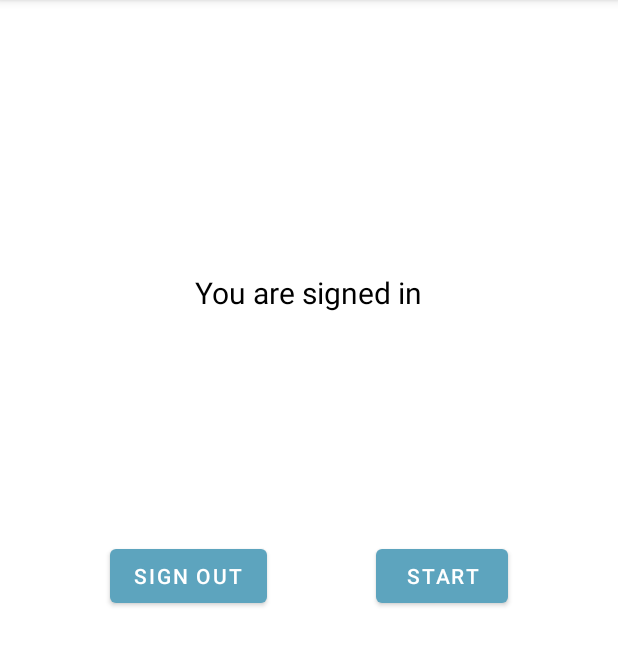
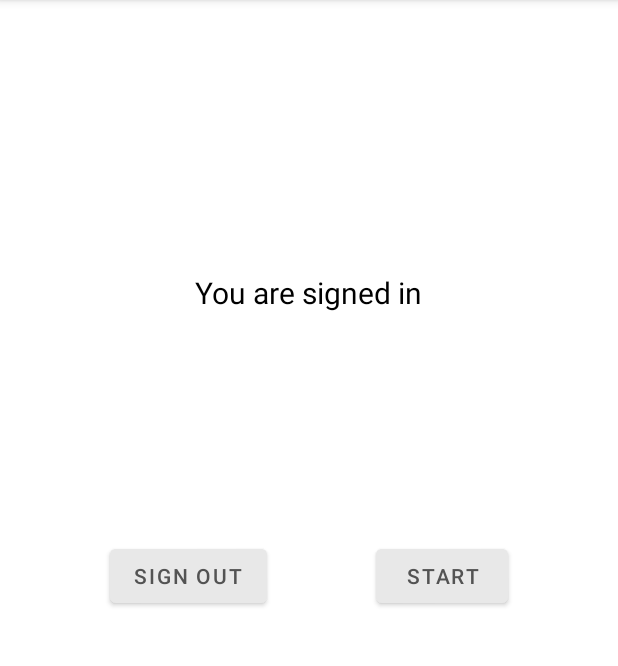
Before and after one commit to HayeonLee88/Guru2, an Android app: the screen it shows after launch once a user with an empty profile is signed in (HomeActivity), on a phone screen of 412 x 824 dp, the part 84-750 px from its top. Run offline under Robolectric (Android 15) with nearby library versions, the phone set to English and light mode, and no system bars; our stand-ins replace Firebase (no records; nobody signed in at launch, a user with empty details on screens opened directly).

Commit message:
버튼 색 변경

```diff
--- a/app/src/main/res/layout/activity_create_account.xml
+++ b/app/src/main/res/layout/activity_create_account.xml
@@ -82,7 +82,8 @@
         android:layout_width="0dp"
         android:layout_height="wrap_content"
         android:layout_marginVertical="20dp"
-        android:backgroundTint="@color/black"
+        android:backgroundTint="#E8E8E8"
+        android:textColor="#FF535353"
         android:text="@string/create_account"
         app:layout_constraintBottom_toTopOf="@id/btnSignIn2"
         app:layout_constraintEnd_toEndOf="@id/etConfirmPassword"
--- a/app/src/main/res/layout/activity_home.xml
+++ b/app/src/main/res/layout/activity_home.xml
@@ -23,6 +23,8 @@
         android:layout_width="wrap_content"
         android:layout_height="wrap_content"
         android:text="@string/sign_out"
+        android:backgroundTint="#E8E8E8"
+        android:textColor="#FF535353"
         app:layout_constraintBottom_toBottomOf="parent"
         app:layout_constraintEnd_toEndOf="parent"
         app:layout_constraintEnd_toStartOf="@+id/btnStart"
@@ -35,6 +37,8 @@
         android:layout_width="wrap_content"
         android:layout_height="wrap_content"
         android:text="@string/start"
+        android:backgroundTint="#E8E8E8"
+        android:textColor="#FF535353"
         app:layout_constraintBottom_toBottomOf="parent"
         app:layout_constraintEnd_toEndOf="parent"
         app:layout_constraintHorizontal_bias="0.5"
--- a/app/src/main/res/layout/activity_reset_pwd.xml
+++ b/app/src/main/res/layout/activity_reset_pwd.xml
@@ -41,8 +41,9 @@
         android:layout_width="0dp"
         android:layout_height="wrap_content"
         android:layout_marginVertical="20dp"
-        android:backgroundTint="@color/black"
         android:text="@string/reset_password"
+        android:backgroundTint="#E8E8E8"
+        android:textColor="#FF535353"
         app:layout_constraintBottom_toBottomOf="parent"
         app:layout_constraintBottom_toTopOf="@id/btnSignIn3"
         app:layout_constraintEnd_toEndOf="@id/etResetPWDEmail"
--- a/app/src/main/res/layout/activity_sign_in.xml
+++ b/app/src/main/res/layout/activity_sign_in.xml
@@ -70,9 +70,10 @@
         android:layout_width="0dp"
         android:layout_height="wrap_content"
         android:layout_marginVertical="20dp"
-        android:backgroundTint="@color/black"
+        android:backgroundTint="#E8E8E8"
         android:text="@string/sign_in"
-        app:layout_constraintBottom_toTopOf="@+id/btnCreateAccount2"
+        android:textColor="#FF535353"
+        app:layout_constraintBottom_toTopOf="@+id/btnResetPassword"
         app:layout_constraintEnd_toEndOf="@+id/etSignInPassword"
         app:layout_constraintStart_toStartOf="@+id/etSignInPassword"
         app:layout_constraintTop_toBottomOf="@+id/etSignInPassword" />
```
